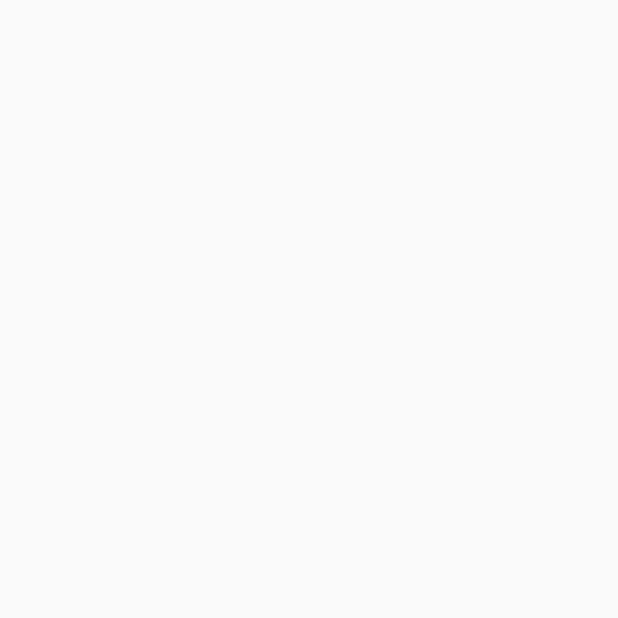
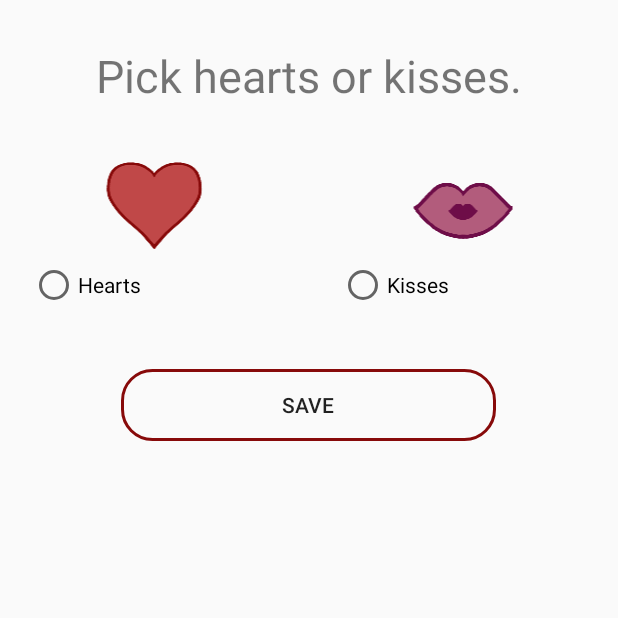
Before and after one commit to ampatalas/tictaclove, an Android app: the SettingsActivity screen opened directly, with no data from a screen before it, on a phone screen of 412 x 824 dp, the top half of it. Before the commit the part shown is empty. Run offline under Robolectric (Android 15) with nearby library versions, the phone set to English and light mode, and no system bars.

Commit message:
Saving settings

```diff
--- a/app/src/main/java/com/ampatalas/tictaclove/SettingsActivity.java
+++ b/app/src/main/java/com/ampatalas/tictaclove/SettingsActivity.java
@@ -1,16 +1,84 @@
 package com.ampatalas.tictaclove;
 
 import android.app.Activity;
+import android.content.Context;
+import android.content.SharedPreferences;
 import android.os.Bundle;
+import android.view.View;
+import android.widget.Button;
+import android.widget.RadioButton;
 
 /**
  * Created by A. M. Patalas on 2015-02-11.
  */
 public class SettingsActivity extends Activity {
 
+    /* Shared preferences */
+    public static final String PREFERENCES = "PREFERENCES";
+    public static final String PREF_SYMBOL_KEY = "PREF_SYMBOL_KEY";
+
+    public static final int SYMBOL_NONE = 0;
+    public static final int SYMBOL_HEARTS = 1;
+    public static final int SYMBOL_KISSES = 2;
+
+    private SharedPreferences sharedPreferences;
+
+    /* UI */
+    private Button save;
+    private RadioButton hearts;
+    private RadioButton kisses;
+
     @Override
     protected void onCreate(Bundle savedInstanceState) {
         super.onCreate(savedInstanceState);
         setContentView(R.layout.activity_settings);
+
+        sharedPreferences = getSharedPreferences(PREFERENCES, Context.MODE_PRIVATE);
+
+        findViews();
+        setRadioButton(sharedPreferences);
+        attachListeners();
     }
+
+    private void findViews() {
+        save = (Button) findViewById(R.id.buttonSave);
+        hearts = (RadioButton) findViewById(R.id.radioButtonHeart);
+        kisses = (RadioButton) findViewById(R.id.radioButtonKiss);
+    }
+
+    private void setRadioButton(SharedPreferences sharedPreferences) {
+        if (sharedPreferences.contains(PREF_SYMBOL_KEY)) {
+            int symbol = sharedPreferences.getInt(PREF_SYMBOL_KEY, 0);
+            if (symbol == SYMBOL_NONE) {
+                hearts.setChecked(false);
+                kisses.setChecked(false);
+            }
+            if (symbol == SYMBOL_HEARTS) {
+                hearts.setChecked(true);
+            }
+            if (symbol == SYMBOL_KISSES) {
+                kisses.setChecked(true);
+            }
+        }
+    }
+
+    private void attachListeners() {
+        save.setOnClickListener(new View.OnClickListener() {
+            @Override
+            public void onClick(View v) {
+                SharedPreferences.Editor editor = sharedPreferences.edit();
+                if (hearts.isChecked()) {
+                    editor.putInt(PREF_SYMBOL_KEY, SYMBOL_HEARTS);
+                    editor.commit();
+                }
+                if (kisses.isChecked()) {
+                    editor.putInt(PREF_SYMBOL_KEY, SYMBOL_KISSES);
+                    editor.commit();
+                }
+                finish();
+            }
+        });
+    }
+
+
 }
--- /dev/null
+++ b/app/src/main/res/drawable/main_button.xml
@@ -0,0 +1,18 @@
+<?xml version="1.0" encoding="utf-8"?>
+<shape xmlns:android="http://schemas.android.com/apk/res/android"
+    android:shape="rectangle" >
+
+    <solid
+        android:color="@android:color/transparent" />
+
+    <corners
+        android:radius="20dp" />
+
+    <size
+        android:width="250dp"
+        android:height="35dp" />
+
+    <stroke
+        android:width="2dp"
+        android:color="@color/button_border" />
+</shape>
--- a/app/src/main/res/layout/activity_settings.xml
+++ b/app/src/main/res/layout/activity_settings.xml
@@ -1,6 +1,81 @@
 <?xml version="1.0" encoding="utf-8"?>
 <LinearLayout xmlns:android="http://schemas.android.com/apk/res/android"
     android:orientation="vertical" android:layout_width="match_parent"
-    android:layout_height="match_parent">
+    android:layout_height="match_parent"
+    android:weightSum="1">
+
+    <TextView
+        android:layout_width="match_parent"
+        android:layout_height="wrap_content"
+        android:layout_marginTop="30dp"
+        android:gravity="center_horizontal"
+        android:textSize="30dp"
+        android:text="@string/pick_label"
+        android:id="@+id/textView" />
+
+    <ImageView
+        android:layout_width="wrap_content"
+        android:layout_height="wrap_content"
+        android:id="@+id/imageView" />
+
+    <LinearLayout
+        android:orientation="horizontal"
+        android:layout_width="match_parent"
+        android:layout_height="wrap_content"
+        android:layout_gravity="center_horizontal"
+        android:layout_marginTop="30dp">
+
+        <ImageView
+            android:layout_width="0dp"
+            android:layout_weight="0.5"
+            android:layout_height="wrap_content"
+            android:id="@+id/imageViewHeart"
+            android:src="@drawable/heart"
+            android:contentDescription="@string/pick_hearts" />
+
+        <ImageView
+            android:layout_width="0dp"
+            android:layout_weight="0.5"
+            android:layout_height="wrap_content"
+            android:id="@+id/imageViewKiss"
+            android:src="@drawable/kiss"
+            android:contentDescription="@string/pick_kisses" />
+    </LinearLayout>
+
+    <RadioGroup
+        android:orientation="horizontal"
+        android:layout_width="match_parent"
+        android:layout_height="wrap_content"
+        android:layout_marginLeft="20dp"
+        android:layout_marginRight="20dp"
+        android:layout_gravity="center_horizontal">
+
+        <RadioButton
+            android:layout_width="0dp"
+            android:layout_height="wrap_content"
+            android:layout_weight="0.5"
+            android:layout_marginRight="20dp"
+            android:text="@string/pick_hearts"
+            android:id="@+id/radioButtonHeart" />
+
+        <RadioButton
+            android:layout_width="0dp"
+            android:layout_height="wrap_content"
+            android:layout_weight="0.5"
+            android:layout_marginLeft="20dp"
+            android:text="@string/pick_kisses"
+            android:id="@+id/radioButtonKiss" />
+
+    </RadioGroup>
+
+    <Button
+        android:layout_width="wrap_content"
+        android:layout_height="wrap_content"
+        android:layout_marginTop="40dp"
+        android:text="@string/save"
+        android:id="@+id/buttonSave"
+        android:background="@drawable/main_button"
+        android:layout_gravity="center_horizontal" />
+
 
 </LinearLayout>
--- /dev/null
+++ b/app/src/main/res/values/colors.xml
@@ -0,0 +1,4 @@
+<?xml version="1.0" encoding="utf-8"?>
+<resources>
+    <color name="button_border">#870a0a</color>
+</resources>
--- a/app/src/main/res/values/strings.xml
+++ b/app/src/main/res/values/strings.xml
@@ -12,4 +12,9 @@
 
     <string name="greetings">Happy Valentines Day 2015!</string>
 
+    <!--Settings -->
+    <string name="pick_label">Pick hearts or kisses.</string>
+    <string name="pick_hearts">Hearts</string>
+    <string name="pick_kisses">Kisses</string>
+    <string name="save">Save</string>
 </resources>
```
Also changed, not shown: app/src/main/java/com/ampatalas/tictaclove/MainActivity.java (+0 -14 lines), app/src/main/res/layout/activity_main.xml (+6 -19 lines).
